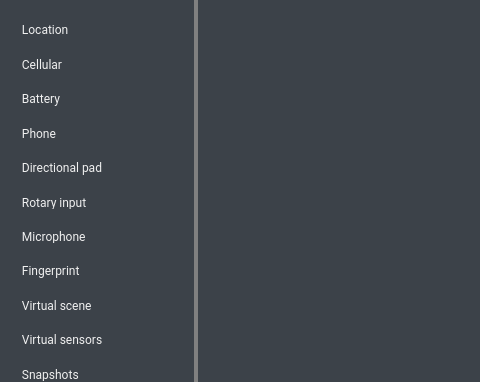
Old version of the form android/android-emu/android/skin/qt/extended.ui in the repository aosp-mirror/platform_external_qemu; both pictures show x 0 to 480 and y 0 to 382 of the 820 by 600 pixel window.
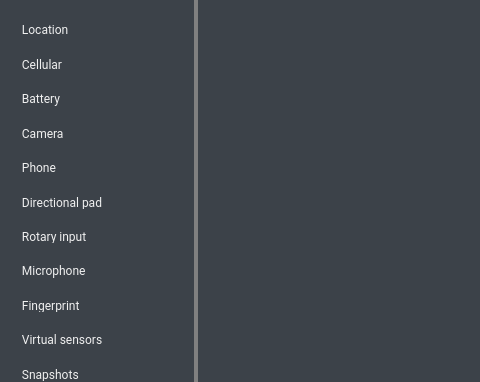
New version of the form. The open tabs and pages were chosen to show the change. Icons and pictures are not drawn. Custom widgets are drawn as their Qt base class.

Commit message:
Move Virtual Scene preferences under Camera page
Create a new Camera page, and move the previous virtual scene page to a
tab under the page.  Since the only content on the page is the virtual
scene, only show the camera page if the virtual scene is enabled.

Add a key shortcut of Ctrl-Shift-A to open the camera page to be
consistent with other pages.

What changed in the file:
```diff
--- a/android/android-emu/android/skin/qt/extended.ui
+++ b/android/android-emu/android/skin/qt/extended.ui
@@ -486,6 +486,52 @@
         </property>
        </widget>
       </item>
+      <item>
+       <widget class="QPushButton" name="cameraButton">
+        <property name="font">
+         <font>
+          <family>Roboto</family>
+         </font>
+        </property>
+        <property name="autoFillBackground">
+         <bool>false</bool>
+        </property>
+        <property name="styleSheet">
+         <string notr="true">/* overridden by stylesheet_template.css */
+border: none;
+text-align: left;
+padding: 10px 0px 10px 16px;</string>
+        </property>
+        <property name="text">
+         <string>  Camera</string>
+        </property>
+        <property name="icon">
+         <iconset resource="resources.qrc">
+          <normaloff>:/light/camera_iris</normaloff>:/light/camera_iris</iconset>
+        </property>
+        <property name="iconSize">
+         <size>
+          <width>20</width>
+          <height>20</height>
+         </size>
+        </property>
+        <property name="checkable">
+         <bool>true</bool>
+        </property>
+        <property name="flat">
+         <bool>true</bool>
+        </property>
+        <property name="themeIconName" stdset="0">
+         <string>camera_iris</string>
+        </property>
+        <property name="ColorGroup" stdset="0">
+         <string>MajorTab</string>
+        </property>
+        <property name="report_metrics" stdset="0">
+         <bool>false</bool>
+        </property>
+       </widget>
+      </item>
       <item>
        <widget class="QPushButton" name="telephoneButton">
         <property name="font">
@@ -716,52 +762,6 @@
         </property>
        </widget>
       </item>
-      <item>
-       <widget class="QPushButton" name="virtualSceneButton">
-        <property name="font">
-         <font>
-          <family>Roboto</family>
-         </font>
-        </property>
-        <property name="autoFillBackground">
-         <bool>false</bool>
-        </property>
-        <property name="styleSheet">
-         <string notr="true">/* overridden by stylesheet_template.css */
-border: none;
-text-align: left;
-padding: 10px 0px 10px 16px;</string>
-        </property>
-        <property name="text">
-         <string>  Virtual scene</string>
-        </property>
-        <property name="icon">
-         <iconset resource="resources.qrc">
-          <normaloff>:/light/virtualscene</normaloff>:/light/virtualscene</iconset>
-        </property>
-        <property name="iconSize">
-         <size>
-          <width>20</width>
-          <height>20</height>
-         </size>
-        </property>
-        <property name="checkable">
-         <bool>true</bool>
-        </property>
-        <property name="flat">
-         <bool>true</bool>
-        </property>
-        <property name="themeIconName" stdset="0">
-         <string>virtualscene</string>
-        </property>
-        <property name="ColorGroup" stdset="0">
-         <string>MajorTab</string>
-        </property>
-        <property name="report_metrics" stdset="0">
-         <bool>false</bool>
-        </property>
-       </widget>
-      </item>
       <item>
        <widget class="QPushButton" name="virtSensorsButton">
         <property name="font">
```
Left out of the diff: 6 changed lines with no effect on the pictures. The commit also changes 16 other files.
